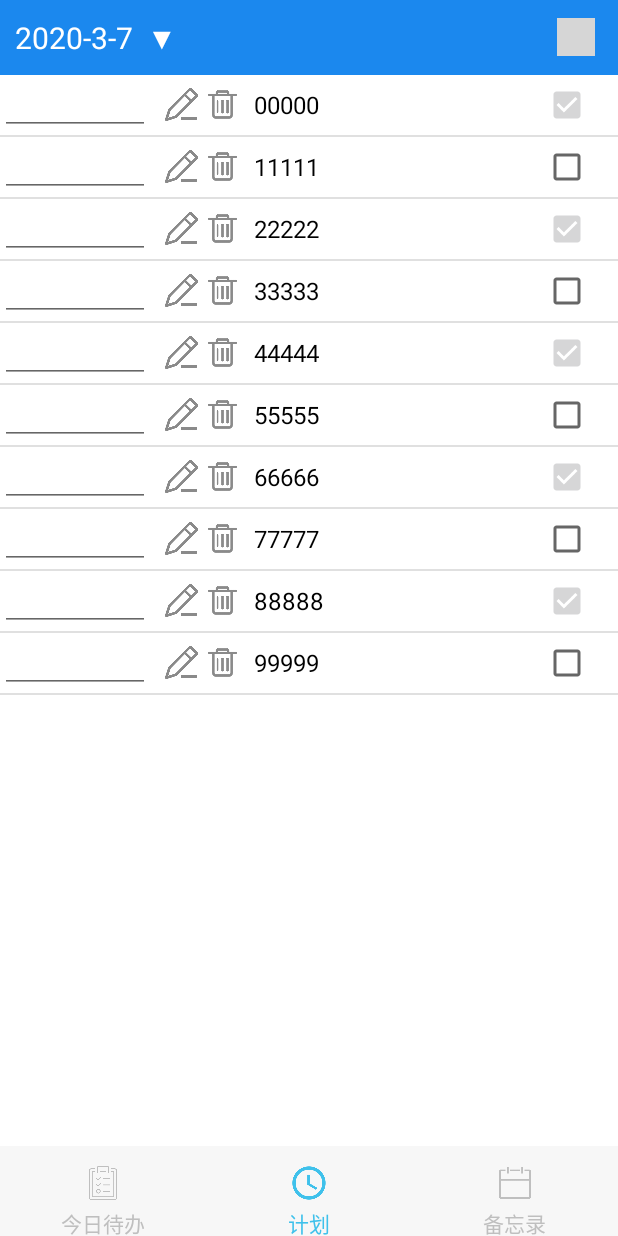
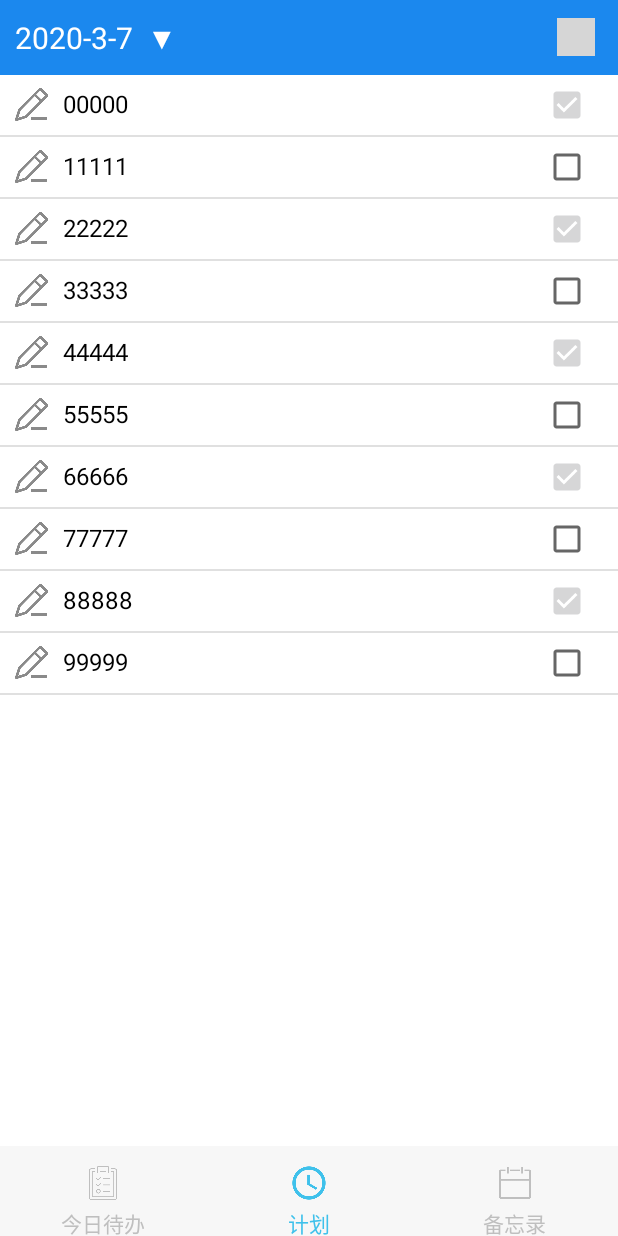
Before and after one commit to kinglc/GraduationProject, an Android app: the fragment TodoFragment placed in its activity, on a phone screen of 412 x 824 dp. Run offline under Robolectric (Android 15) with nearby library versions, the phone set to English and light mode, and no system bars; grey boxes are pictures that could not be loaded.

Commit message:
修改样式，todo-删除完成

```diff
--- a/TimeBlock/app/src/main/java/com/king/block/content/TodoAdapter.java
+++ b/TimeBlock/app/src/main/java/com/king/block/content/TodoAdapter.java
@@ -9,6 +9,8 @@ import android.view.ViewGroup;
 import android.widget.ArrayAdapter;
 import android.widget.CheckBox;
 import android.widget.CompoundButton;
+import android.widget.EditText;
+import android.widget.ImageView;
 import android.widget.ListView;
 import android.widget.RadioButton;
 import android.widget.RadioGroup;
@@ -20,10 +22,13 @@ import com.king.block.R;
 import java.util.List;
 
 
-public class TodoAdapter extends ArrayAdapter<Todo> {
+public class TodoAdapter extends ArrayAdapter<Todo>{
     private int resourceId;
     public int now_index=-1;
     private int newResourceId;
+//    private ListView mListView;
+
+
     public TodoAdapter(Context context, int resourceId, List<Todo> todo_list){
         super(context, resourceId, todo_list);
         newResourceId = resourceId;
@@ -41,6 +46,16 @@ public class TodoAdapter extends ArrayAdapter<Todo> {
             viewHolder = new ViewHolder();
             viewHolder.todo_title = (TextView) view.findViewById(R.id.todo_title);
             viewHolder.todo_checked = (CheckBox) view.findViewById(R.id.todo_checked);
+            viewHolder.edit = (ImageView)view.findViewById(R.id.edit);
+            viewHolder.edit.setOnClickListener(new View.OnClickListener() {
+                @Override
+                public void onClick(View v) {
+                    Toast.makeText(getContext(),"edit",Toast.LENGTH_SHORT).show();
+
+//                View view = mListView.getChildAt(position - mListView.getFirstVisiblePosition());
+//                    mListView.removeViewAt(position);
+                }
+            });
 //            viewHolder.todo_checked.setOnCheckedChangeListener(new CompoundButton.OnCheckedChangeListener() {
 //                @Override
 //                public void onCheckedChanged(CompoundButton buttonView, boolean isChecked) {
@@ -65,8 +80,6 @@ public class TodoAdapter extends ArrayAdapter<Todo> {
 //            }
 
 
-
-
         viewHolder.todo_title.setText(todo.getTitle());
         viewHolder.todo_checked.setChecked(todo.isChecked());
         return view;
@@ -88,13 +101,21 @@ public class TodoAdapter extends ArrayAdapter<Todo> {
         //获取对应item的View对象
         View view = lv.getChildAt(position - firstVisiblePosition);
         ViewHolder holder = (ViewHolder) view.getTag();
-//        holder.todo_title = (TextView) view.findViewById(R.id.todo_title);
+        holder.todo_title = (TextView) view.findViewById(R.id.todo_title);
         holder.todo_checked = (CheckBox) view.findViewById(R.id.todo_checked);
     }
-
+//
+//    public ListView getmListView() {
+//        return mListView;
+//    }
+//
+//    public void setmListView(ListView mListView) {
+//        this.mListView = mListView;
+//    }
 
     class ViewHolder{
         TextView todo_title;
         CheckBox todo_checked;
+        ImageView edit;
     }
 }
--- a/TimeBlock/app/src/main/res/layout/item_todo.xml
+++ b/TimeBlock/app/src/main/res/layout/item_todo.xml
@@ -2,24 +2,26 @@
 <LinearLayout xmlns:android="http://schemas.android.com/apk/res/android"
     android:layout_width="match_parent"
     android:layout_height="40dp"
-    android:orientation="horizontal">
-    <EditText
-        android:layout_width="100dp"
-        android:layout_height="wrap_content"/>
+    android:orientation="horizontal"
+    android:descendantFocusability="afterDescendants">
     <ImageView
         android:layout_width="22dp"
         android:layout_height="22dp"
+        android:layout_marginLeft="10dp"
         android:layout_gravity="center"
-        android:layout_marginLeft="10dp"
         android:src="@drawable/edit"
-        android:id="@+id/edit"/>
-    <ImageView
-        android:layout_width="22dp"
-        android:layout_height="22dp"
+        android:id="@+id/edit"
+        android:visibility="visible"
+        android:clickable="true"
+        android:focusable="false" />
+
+    <LinearLayout
+        android:layout_width="0dp"
+        android:layout_height="wrap_content"
+        android:layout_weight="1"
+        android:visibility="visible"
         android:layout_gravity="center"
-        android:layout_marginLeft="5dp"
-        android:id="@+id/delete"
-        android:src="@drawable/delete"/>
+        android:id="@+id/tv">
         <TextView
             android:layout_width="0dp"
             android:layout_height="wrap_content"
@@ -28,15 +30,42 @@
             android:text="添加内容"
             android:textSize="16dp"
             android:textColor="#000000"
-        android:layout_gravity="center"
             android:layout_marginLeft="10dp"
             />
         <CheckBox
             android:layout_width="30dp"
             android:layout_height="30dp"
-        android:layout_gravity="center"
+            android:visibility="visible"
             android:focusable="false"
             android:checked="true"
             android:id="@+id/todo_checked"
             android:layout_marginRight="20dp"/>
     </LinearLayout>
+
+<!--    <LinearLayout-->
+<!--        android:layout_width="0dp"-->
+<!--        android:layout_height="wrap_content"-->
+<!--        android:layout_weight="1"-->
+<!--        android:visibility="visible"-->
+<!--        android:layout_gravity="center"-->
+<!--        android:id="@+id/et">-->
+<!--        <EditText-->
+<!--            android:layout_width="0dp"-->
+<!--            android:layout_height="wrap_content"-->
+<!--            android:layout_weight="1"-->
+<!--            android:id="@+id/todo_input"-->
+<!--            android:text="添加内容"-->
+<!--            android:textSize="16dp"-->
+<!--            android:textColor="#000000"-->
+<!--            android:layout_marginLeft="10dp"-->
+<!--            />-->
+<!--        <ImageView-->
+<!--            android:layout_width="30dp"-->
+<!--            android:layout_height="30dp"-->
+<!--            android:visibility="visible"-->
+<!--            android:focusable="false"-->
+<!--            android:checked="true"-->
+<!--            android:id="@+id/update"-->
+<!--            android:layout_marginRight="20dp"/>-->
+<!--    </LinearLayout>-->
+</LinearLayout>
```
Also changed, not shown: TimeBlock/app/src/main/java/com/king/block/content/TodoFragment.java (+30 -16 lines). Lines whose indentation alone changed are shown as unchanged.
